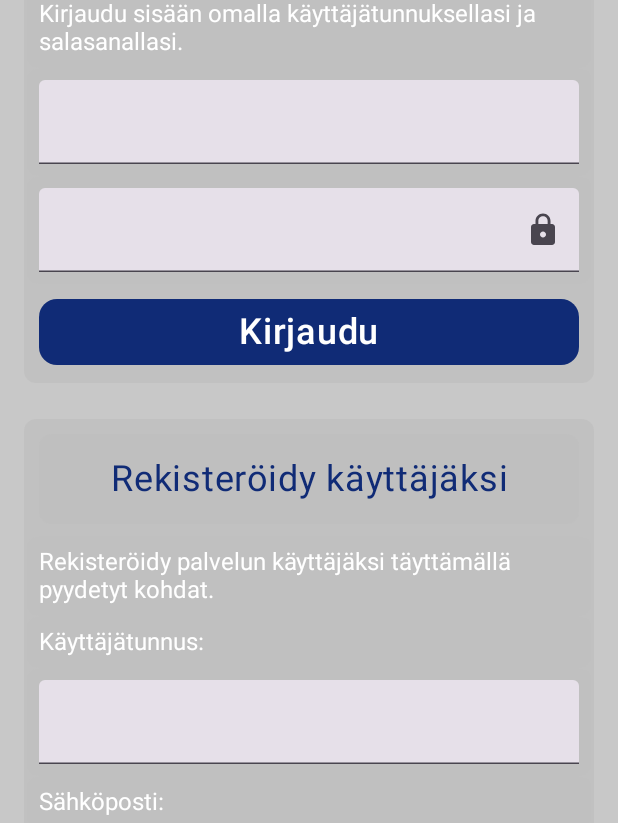
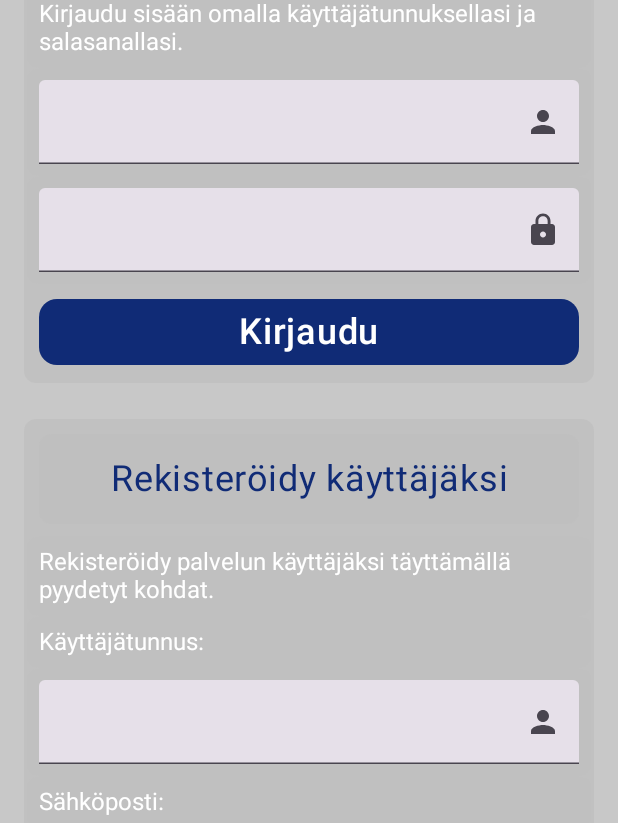
Before and after one commit to suklaanen/reso-kouluprojektit, an Android app built with Jetpack Compose: the composable LoggedOutView shown on its own in the app's theme, on a phone screen of 412 x 824 dp. Shown: the part 279-1102 px from the top of the screen. Run offline under Robolectric (Android 15) with nearby library versions, the phone set to English and light mode, and no system bars.

Commit message:
few edits

```diff
--- a/2024-Q4-android/groupfour/app/src/main/java/com/example/groupfour/data/model/DiceRollModel.kt
+++ b/2024-Q4-android/groupfour/app/src/main/java/com/example/groupfour/data/model/DiceRollModel.kt
@@ -9,5 +9,5 @@ data class DiceRollState(
     val penalty: Int = 0,
     val specialMessageSuccess: String = "",
     val specialMessageFailure: String = "",
-    val imageResource: Int = R.drawable.d201
+    //val imageResource: Int = R.drawable.d201
 )
--- a/2024-Q4-android/groupfour/app/src/main/java/com/example/groupfour/ui/screens/bottom/BottomBar.kt
+++ b/2024-Q4-android/groupfour/app/src/main/java/com/example/groupfour/ui/screens/bottom/BottomBar.kt
@@ -45,7 +45,7 @@ fun CustomBottomAppBar(navController: NavController) {
             )
             Spacer(modifier = Modifier.size(16.dp))
             BottomNavigationButton(
-                icon = { Icon(Icons.Filled.Casino, contentDescription = "News", modifier = Modifier.size(30.dp)) },
+                icon = { Icon(Icons.Filled.Newspaper, contentDescription = "News", modifier = Modifier.size(30.dp)) },
                 onClick = { navController.navigate("navigateMeetings") }
             )
         }
--- a/2024-Q4-android/groupfour/app/src/main/java/com/example/groupfour/ui/screens/uiAccountStuff/AccountLoggedOut.kt
+++ b/2024-Q4-android/groupfour/app/src/main/java/com/example/groupfour/ui/screens/uiAccountStuff/AccountLoggedOut.kt
@@ -8,6 +8,7 @@ import androidx.compose.foundation.verticalScroll
 import androidx.compose.material.icons.Icons
 import androidx.compose.material.icons.filled.Email
 import androidx.compose.material.icons.filled.Lock
+import androidx.compose.material.icons.filled.Person
 import androidx.compose.material3.Icon
 import androidx.compose.runtime.Composable
 import androidx.compose.runtime.getValue
@@ -52,7 +53,13 @@ fun LoggedOutView(navController: NavController) {
             CommonText(
                 value = loginUsername,
                 onValueChange = { loginUsername = it },
-                editable = true
+                editable = true,
+                trailingIcon = {
+                    Icon(
+                        imageVector = Icons.Default.Person,
+                        contentDescription = "Username Icon"
+                    )
+                }
             )
             CommonText(
                 value = loginPassword,
@@ -89,7 +96,13 @@ fun LoggedOutView(navController: NavController) {
             CommonText(
                 value = registerUsername,
                 onValueChange = { registerUsername = it },
-                editable = true
+                editable = true,
+                trailingIcon = {
+                    Icon(
+                        imageVector = Icons.Default.Person,
+                        contentDescription = "Username Icon"
+                    )
+                }
             )
             CommonText(
                 value = "Sähköposti:",
--- a/2024-Q4-android/groupfour/app/src/main/java/com/example/groupfour/viewmodel/DiceRollerViewModel.kt
+++ b/2024-Q4-android/groupfour/app/src/main/java/com/example/groupfour/viewmodel/DiceRollerViewModel.kt
@@ -6,9 +6,10 @@ import kotlinx.coroutines.flow.StateFlow
 import kotlin.random.Random
 
 class DiceRollerViewModel : ViewModel() {
-
+/*
   private val _diceRollState = MutableStateFlow(DiceRollState())
   val diceRollState: StateFlow<DiceRollState> = _diceRollState
+
 
   fun rollDice(bonus: Int, penalty: Int) {
       val diceResult = Random.nextInt(1, 21)
@@ -60,5 +61,5 @@ class DiceRollerViewModel : ViewModel() {
 
   fun updatePenalty(value: Int) {
       _diceRollState.value = _diceRollState.value.copy(penalty = value)
+  }*/
 }
-}
```
Also changed, not shown: 2024-Q4-android/groupfour/app/src/main/res/drawable/d20.png (deleted), 2024-Q4-android/groupfour/app/src/main/res/drawable/d201.png (deleted), 2024-Q4-android/groupfour/app/src/main/res/drawable/d202.png (deleted), 2024-Q4-android/groupfour/app/src/main/res/drawable/d203.png (deleted), 2024-Q4-android/groupfour/app/src/main/res/drawable/d204.png (deleted), 2024-Q4-android/groupfour/app/src/main/res/drawable/d205.png (deleted), 2024-Q4-android/groupfour/app/src/main/res/drawable/d206.png (deleted), 2024-Q4-android/groupfour/app/src/main/res/drawable/d207.png (deleted), 2024-Q4-android/groupfour/app/src/main/res/drawable/d208.png (deleted), 2024-Q4-android/groupfour/app/src/main/res/drawable/d209.png (deleted). Lines whose indentation alone changed are shown as unchanged.
